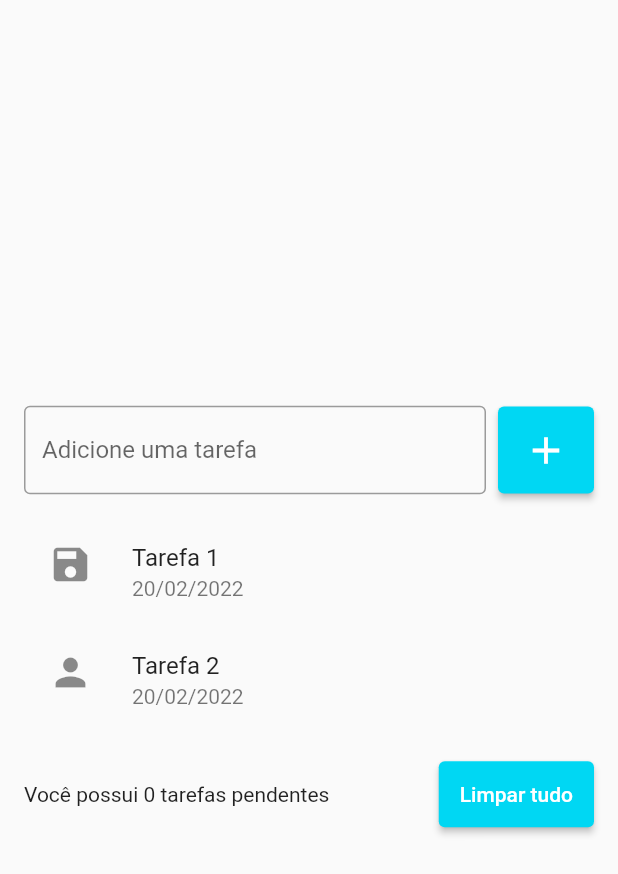
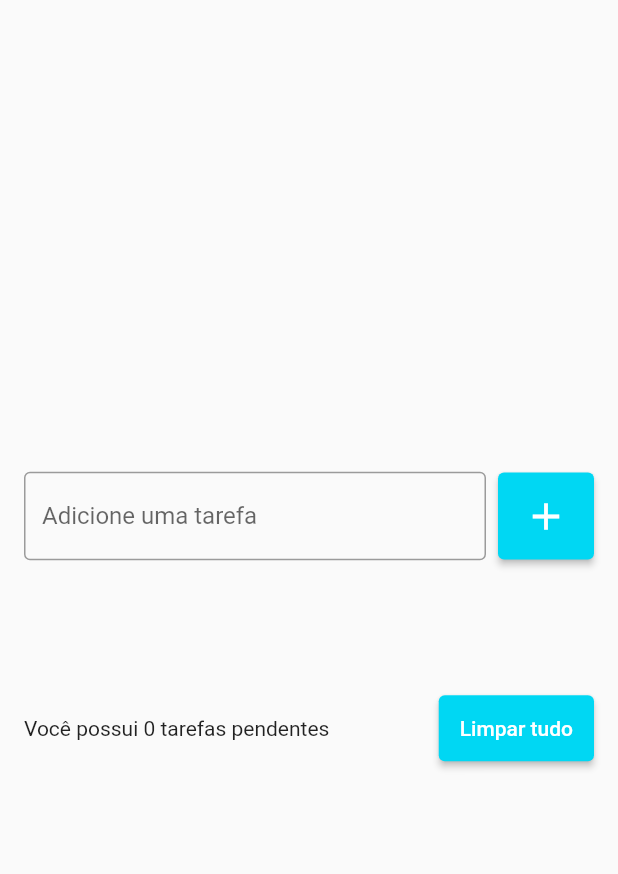
Before and after one commit to Tche-Marco/todo_list, a Flutter app: the screen it shows after launch, after a tap on the "add" icon, on a phone screen of 412 x 824 dp. Shown: the top 874 px of the screen. Run offline on Flutter 3.47's test engine with Material 2 defaults, Android fonts, the phone set to English and light mode, and no system bars.

Commit message:
Percorrendo lista e adicionando no ListView - aula 96

```diff
--- a/lib/pages/todo_list_page.dart
+++ b/lib/pages/todo_list_page.dart
@@ -1,9 +1,16 @@
 import 'package:flutter/material.dart';
 
-class TodoListPage extends StatelessWidget {
+class TodoListPage extends StatefulWidget {
   TodoListPage({Key? key}) : super(key: key);
 
-  final TextEditingController emailController = TextEditingController();
+  @override
+  State<TodoListPage> createState() => _TodoListPageState();
+}
+
+class _TodoListPageState extends State<TodoListPage> {
+  final TextEditingController todoController = TextEditingController();
+
+  List<String> todos = [];
 
   @override
   Widget build(BuildContext context) {
@@ -18,6 +25,7 @@ class TodoListPage extends StatelessWidget {
                 children: [
                   Expanded(
                     child: TextField(
+                      controller: todoController,
                       decoration: InputDecoration(
                         border: OutlineInputBorder(),
                         labelText: 'Adicione uma tarefa',
@@ -27,7 +35,13 @@ class TodoListPage extends StatelessWidget {
                   ),
                   SizedBox(width: 8),
                   ElevatedButton(
-                    onPressed: () {},
+                    onPressed: () {
+                      String text = todoController.text;
+                      setState(() {
+                        todos.add(text);
+                      });
+                      todoController.clear();
+                    },
                     style: ElevatedButton.styleFrom(
                       backgroundColor: Color(0xff00d7f3),
                       padding: EdgeInsets.all(14),
@@ -40,23 +54,19 @@ class TodoListPage extends StatelessWidget {
                 ],
               ),
               SizedBox(height: 16),
-              ListView(
-                shrinkWrap: true,
-                padding: EdgeInsets.zero,
-                children: [
-                  ListTile(
-                    title: Text('Tarefa 1'),
-                    subtitle: Text('20/02/2022'),
-                    leading: Icon(Icons.save, size: 30,),
-                    onTap: () {print('tarefa 1');},
-                  ),
-                  ListTile(
-                    title: Text('Tarefa 2'),
-                    subtitle: Text('20/02/2022'),
-                    leading: Icon(Icons.person, size: 30,),
-                    onTap: () {print('tarefa 2');},
-                  ),
-                ],
+              Flexible(
+                child: ListView(
+                  shrinkWrap: true,
+                  children: [
+                    for (String todo in todos)
+                      ListTile(
+                        title: Text(todo),
+                        onTap: () {
+                          print('tarefa: $todo');
+                        },
+                      ),
+                  ],
+                ),
               ),
               SizedBox(height: 16),
               Row(
@@ -83,11 +93,6 @@ class TodoListPage extends StatelessWidget {
     );
   }
 
-  void login() {
-    String text = emailController.text;
-    print(text);
-  }
-
   void onChanged(String text) {
     print(text);
   }
```
